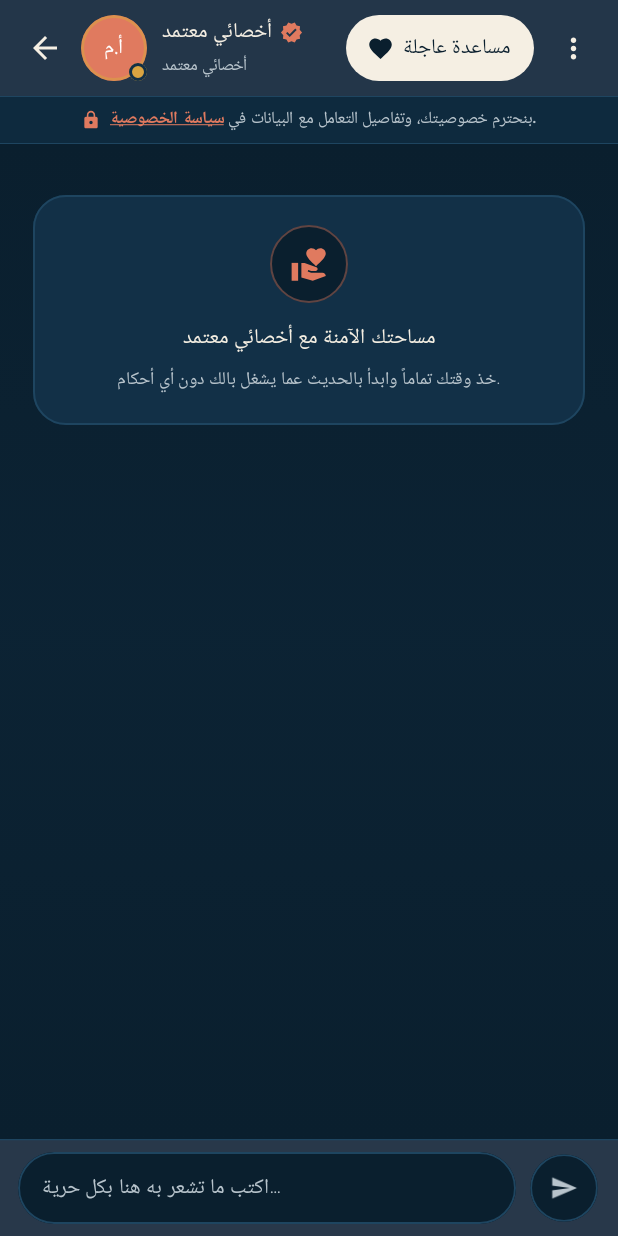
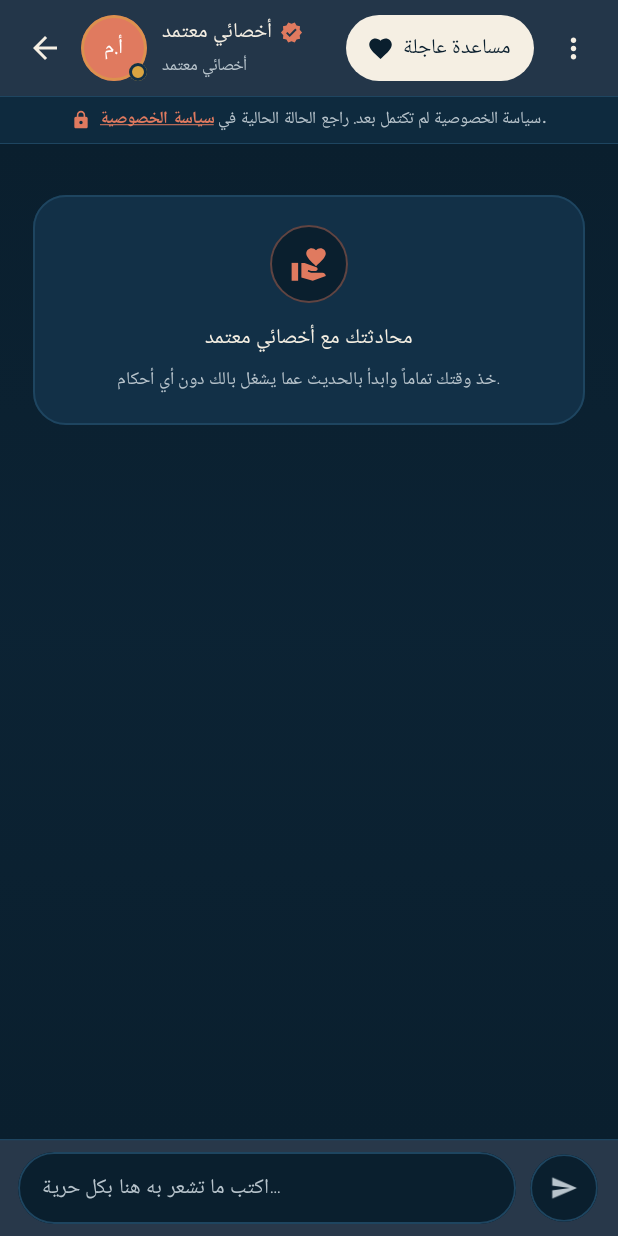
Before and after one commit to AhmedAbdoRH/MadarApp-, an Android app built with Jetpack Compose: the composable ChatDetailScreen called with empty values, on a phone screen of 412 x 824 dp. Run offline under Robolectric (Android 15) with nearby library versions, the phone set to English and light mode, and no system bars; our stand-ins replace Firebase (no records; nobody signed in at launch, a user with empty details on screens opened directly); 11 statements that could not run were skipped.

Commit message:
Improve reviewed UX: ChatDetailScreen.kt

```diff
--- a/app/src/main/java/com/example/ui/screens/ChatDetailScreen.kt
+++ b/app/src/main/java/com/example/ui/screens/ChatDetailScreen.kt
@@ -652,7 +652,7 @@ private fun ChatContextPrivacyBanner(
     val accentColor = SanadTheme.colors.accent
     val privacyAnnotatedText = remember(accentColor) {
         buildAnnotatedString {
-            append("بنحترم خصوصيتك، وتفاصيل التعامل مع البيانات في ")
+            append("سياسة الخصوصية لم تكتمل بعد. راجع الحالة الحالية في ")
             withLink(
                 LinkAnnotation.Clickable(
                     tag = "privacy",
@@ -805,7 +805,7 @@ private fun ChatOpeningWelcomeCard(
                 text = when {
                     isSpecialistViewer -> "مساحة دعم جديدة حول: ${topic.ifBlank { "فضفضة عامة" }}"
                     !acceptedBySpecialist -> "تم فتح المحادثة مع $participantName"
-                    else -> "مساحتك الآمنة مع $participantName"
+                    else -> "محادثتك مع $participantName"
                 },
                 style = MaterialTheme.typography.titleSmall,
                 fontWeight = FontWeight.Bold,
```
